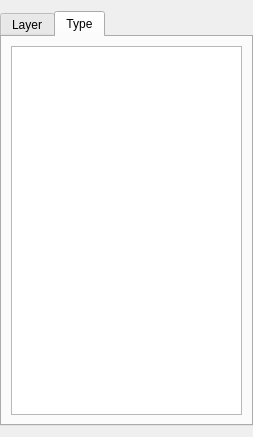
Above: src/Editor/WorldEditor/WInstancesTab.ui from AxioDL/PrimeWorldEditor before the change. Below: the same form after it.
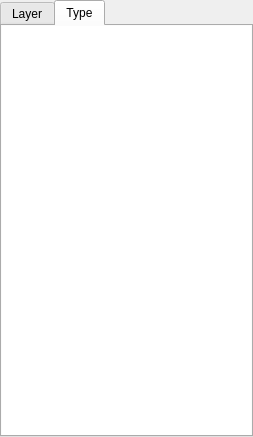
That is the form after the change. The open tabs and pages were chosen to show the change.

```diff
--- a/src/Editor/WorldEditor/WInstancesTab.ui
+++ b/src/Editor/WorldEditor/WInstancesTab.ui
@@ -17,9 +17,15 @@
    <property name="leftMargin">
     <number>0</number>
    </property>
+   <property name="topMargin">
+    <number>0</number>
+   </property>
    <property name="rightMargin">
     <number>0</number>
    </property>
+   <property name="bottomMargin">
+    <number>0</number>
+   </property>
    <item>
     <widget class="QTabWidget" name="TabWidget">
      <property name="currentIndex">
@@ -47,11 +53,26 @@
        <string>Type</string>
       </attribute>
       <layout class="QVBoxLayout" name="verticalLayout_2">
+       <property name="leftMargin">
+        <number>0</number>
+       </property>
+       <property name="topMargin">
+        <number>0</number>
+       </property>
+       <property name="rightMargin">
+        <number>0</number>
+       </property>
+       <property name="bottomMargin">
+        <number>0</number>
+       </property>
        <item>
         <widget class="QTreeView" name="TypesTreeView">
          <property name="styleSheet">
           <string notr="true"/>
          </property>
+         <property name="frameShape">
+          <enum>QFrame::NoFrame</enum>
+         </property>
          <property name="alternatingRowColors">
           <bool>false</bool>
          </property>
```
Left out of the diff: 17 changed lines with no effect on the pictures.
